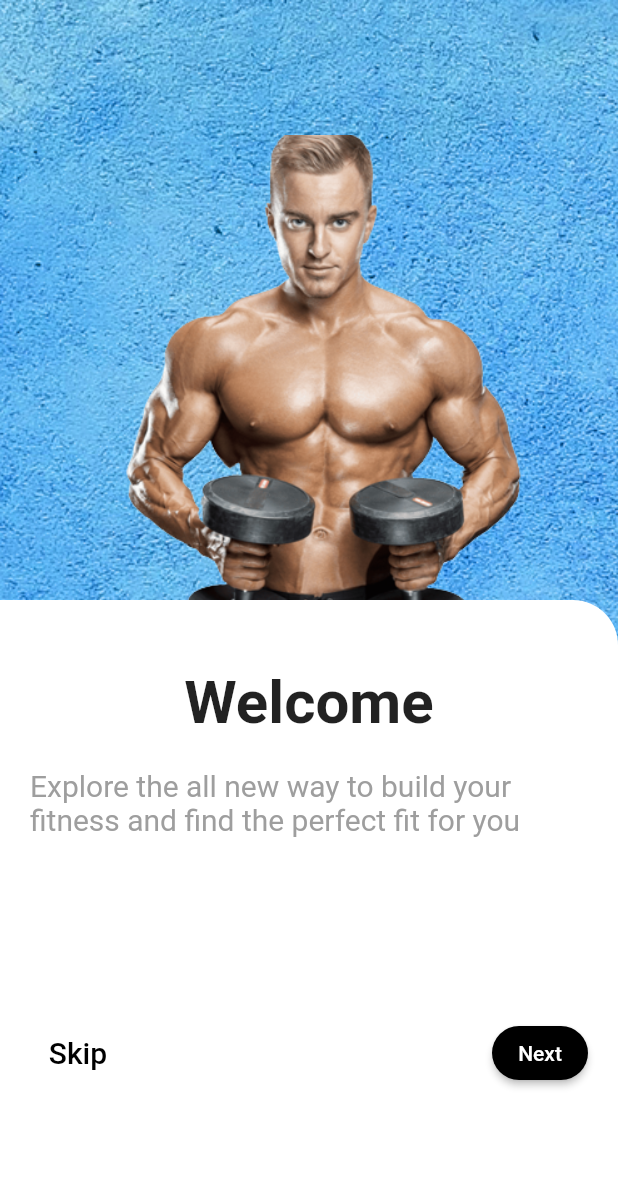
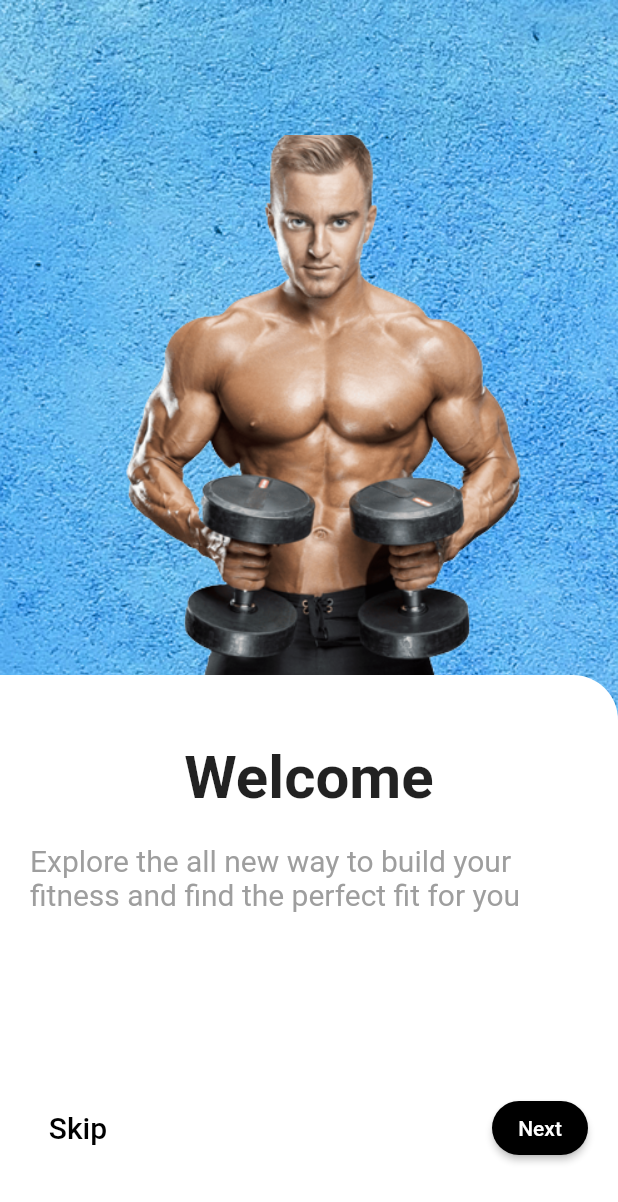
Before and after one commit to lionking0017/git_assignment_group_5, a Flutter app: the screen it shows after launch, on a phone screen of 412 x 824 dp. Shown: the top 1202 px of the screen. Run offline on Flutter 3.47's test engine with Material 2 defaults, Android fonts, the phone set to English and light mode, and no system bars; missing offline and left inert: dart:html.

Commit message:
Final Update

```diff
--- a/lib/my_homepage.dart
+++ b/lib/my_homepage.dart
@@ -36,7 +36,7 @@ class _MyHomePageState extends State<MyHomePage> {
               )),
         ),
         Padding(
-          padding: const EdgeInsets.only(top: 400.0),
+          padding: const EdgeInsets.only(top: 450.0),
           child: Container(
             width: MediaQuery.of(context).size.width,
             decoration: const BoxDecoration(
```
